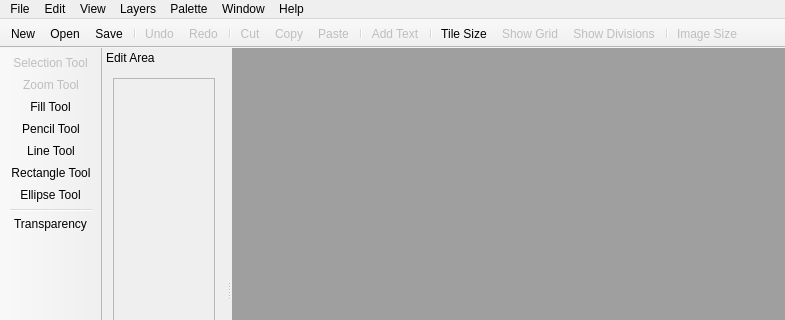
First picture: the form in screens/main_window.ui, repository ricardobusta/pixelbooster, before the edit; both pictures show x 0 to 785 and y 0 to 320 of the 785 by 553 pixel window.
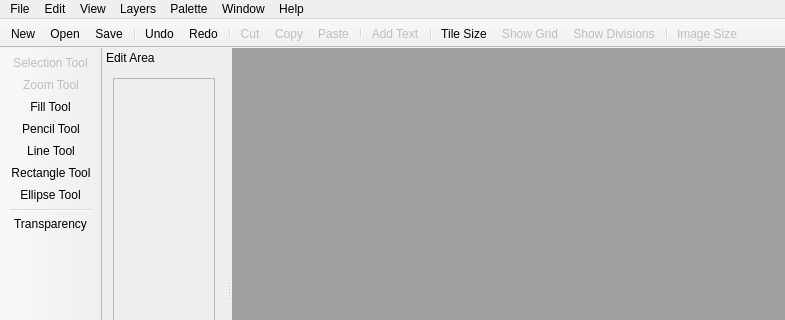
Second picture: the form after the edit. Icons and pictures are not drawn. Custom widgets are drawn as their Qt base class.

The edit to the form file:
```diff
--- a/screens/main_window.ui
+++ b/screens/main_window.ui
@@ -540,9 +540,12 @@
    </property>
   </action>
   <action name="actionUndo">
-   <property name="enabled">
+   <property name="checkable">
     <bool>false</bool>
    </property>
+   <property name="enabled">
+    <bool>true</bool>
+   </property>
    <property name="icon">
     <iconset resource="../resources/icons/icons.qrc">
      <normaloff>:/icons/undo.png</normaloff>:/icons/undo.png</iconset>
@@ -559,7 +562,7 @@
   </action>
   <action name="actionRedo">
    <property name="enabled">
-    <bool>false</bool>
+    <bool>true</bool>
    </property>
    <property name="icon">
     <iconset resource="../resources/icons/icons.qrc">
```
